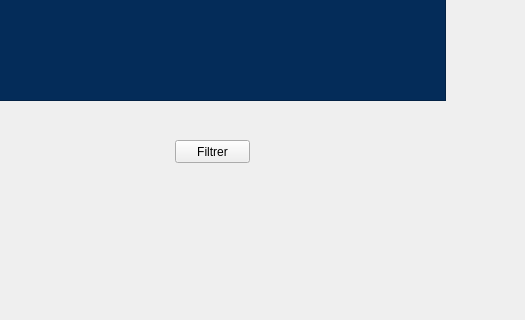
First picture: the form in projet_smarket2/parkingintegration/parking.ui, repository abdouuhd123/zink2, before the edit; both pictures show x 675 to 1200 and y 367 to 687 of the 1200 by 800 pixel window.
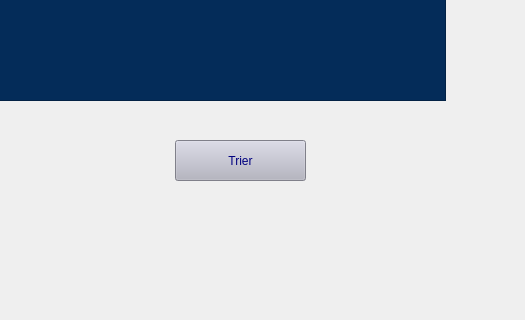
Second picture: the form after the edit. The open tabs and pages were chosen to show the change. Icons and pictures are not drawn.

```diff
--- a/projet_smarket2/parkingintegration/parking.ui
+++ b/projet_smarket2/parkingintegration/parking.ui
@@ -3469,12 +3469,32 @@
          <rect>
           <x>800</x>
           <y>500</y>
-          <width>75</width>
-          <height>23</height>
+          <width>131</width>
+          <height>41</height>
          </rect>
         </property>
+        <property name="styleSheet">
+         <string notr="true">#filtrer{
+	font: 18pt &quot;Bahnschrift&quot;;
+
+	background-color: rgb(179, 179, 193);
+	
+	
+	
+	color: rgb(0, 0, 127);
+	
+;}
+
+
+#filtrer:hover{
+;
+
+	color: rgb(255, 255, 255);
+	background-color: rgb(4, 44, 89);
+	}</string>
+        </property>
         <property name="text">
-         <string>Filtrer</string>
+         <string>Trier</string>
         </property>
        </widget>
       </widget>
```
